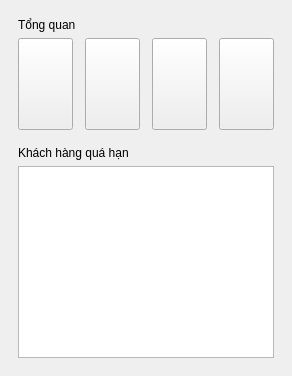
Before: the Qt Designer form DashboardPage.ui in Dannyplusplus12/PBL2, drawn with Qt 5.
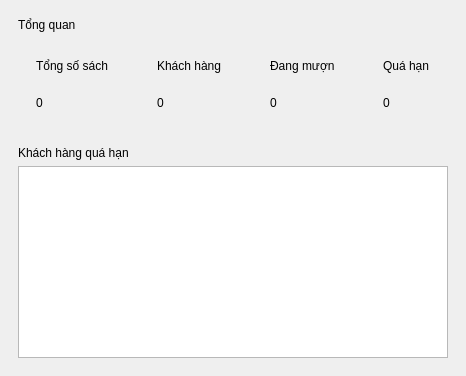
After: the same form once the commit is applied.

Diff of the .ui file:
```diff
--- a/DashboardPage.ui
+++ b/DashboardPage.ui
@@ -28,55 +28,155 @@
       <number>12</number>
      </property>
      <item>
-      <widget class="QPushButton" name="cardBooks">
+      <widget class="QFrame" name="cardBooks">
        <property name="minimumSize">
         <size>
          <width>0</width>
          <height>92</height>
         </size>
        </property>
-       <property name="cursor">
-        <cursorShape>PointingHandCursor</cursorShape>
-       </property>
+       <layout class="QVBoxLayout" name="cardBooksLayout">
+        <property name="leftMargin">
+         <number>18</number>
+        </property>
+        <property name="topMargin">
+         <number>12</number>
+        </property>
+        <property name="rightMargin">
+         <number>18</number>
+        </property>
+        <property name="bottomMargin">
+         <number>12</number>
+        </property>
+        <item>
+         <widget class="QLabel" name="cardBooksTitle">
+          <property name="text">
+           <string>Tổng số sách</string>
+          </property>
+         </widget>
+        </item>
+        <item>
+         <widget class="QLabel" name="cardBooksValue">
+          <property name="text">
+           <string>0</string>
+          </property>
+         </widget>
+        </item>
+       </layout>
       </widget>
      </item>
      <item>
-      <widget class="QPushButton" name="cardCustomers">
+      <widget class="QFrame" name="cardCustomers">
        <property name="minimumSize">
         <size>
          <width>0</width>
          <height>92</height>
         </size>
        </property>
-       <property name="cursor">
-        <cursorShape>PointingHandCursor</cursorShape>
-       </property>
+       <layout class="QVBoxLayout" name="cardCustomersLayout">
+        <property name="leftMargin">
+         <number>18</number>
+        </property>
+        <property name="topMargin">
+         <number>12</number>
+        </property>
+        <property name="rightMargin">
+         <number>18</number>
+        </property>
+        <property name="bottomMargin">
+         <number>12</number>
+        </property>
+        <item>
+         <widget class="QLabel" name="cardCustomersTitle">
+          <property name="text">
+           <string>Khách hàng</string>
+          </property>
+         </widget>
+        </item>
+        <item>
+         <widget class="QLabel" name="cardCustomersValue">
+          <property name="text">
+           <string>0</string>
+          </property>
+         </widget>
+        </item>
+       </layout>
       </widget>
      </item>
      <item>
-      <widget class="QPushButton" name="cardBorrowing">
+      <widget class="QFrame" name="cardBorrowing">
        <property name="minimumSize">
         <size>
          <width>0</width>
          <height>92</height>
         </size>
        </property>
-       <property name="cursor">
-        <cursorShape>PointingHandCursor</cursorShape>
-       </property>
+       <layout class="QVBoxLayout" name="cardBorrowingLayout">
+        <property name="leftMargin">
+         <number>18</number>
+        </property>
+        <property name="topMargin">
+         <number>12</number>
+        </property>
+        <property name="rightMargin">
+         <number>18</number>
+        </property>
+        <property name="bottomMargin">
+         <number>12</number>
+        </property>
+        <item>
+         <widget class="QLabel" name="cardBorrowingTitle">
+          <property name="text">
+           <string>Đang mượn</string>
+          </property>
+         </widget>
+        </item>
+        <item>
+         <widget class="QLabel" name="cardBorrowingValue">
+          <property name="text">
+           <string>0</string>
+          </property>
+         </widget>
+        </item>
+       </layout>
       </widget>
      </item>
      <item>
-      <widget class="QPushButton" name="cardOverdue">
+      <widget class="QFrame" name="cardOverdue">
        <property name="minimumSize">
         <size>
          <width>0</width>
          <height>92</height>
         </size>
        </property>
-       <property name="cursor">
-        <cursorShape>PointingHandCursor</cursorShape>
-       </property>
+       <layout class="QVBoxLayout" name="cardOverdueLayout">
+        <property name="leftMargin">
+         <number>18</number>
+        </property>
+        <property name="topMargin">
+         <number>12</number>
+        </property>
+        <property name="rightMargin">
+         <number>18</number>
+        </property>
+        <property name="bottomMargin">
+         <number>12</number>
+        </property>
+        <item>
+         <widget class="QLabel" name="cardOverdueTitle">
+          <property name="text">
+           <string>Quá hạn</string>
+          </property>
+         </widget>
+        </item>
+        <item>
+         <widget class="QLabel" name="cardOverdueValue">
+          <property name="text">
+           <string>0</string>
+          </property>
+         </widget>
+        </item>
+       </layout>
       </widget>
      </item>
     </layout>
```
Left out of the diff: 1 changed line with no effect on the pictures.
